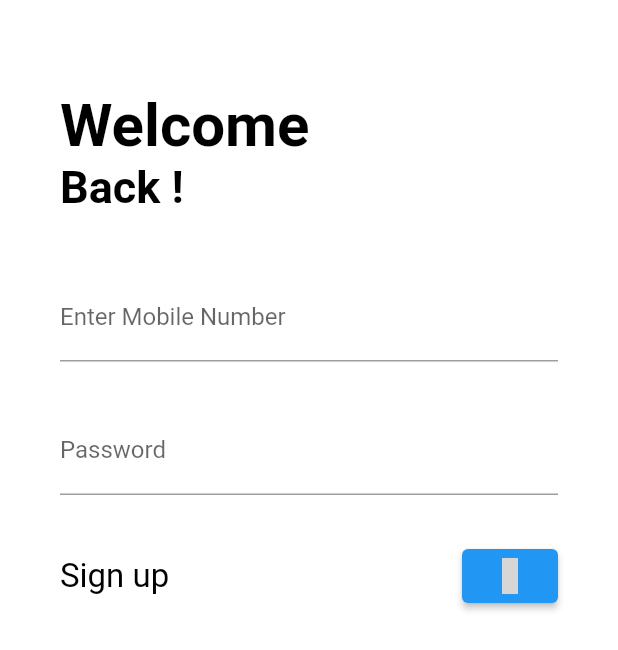
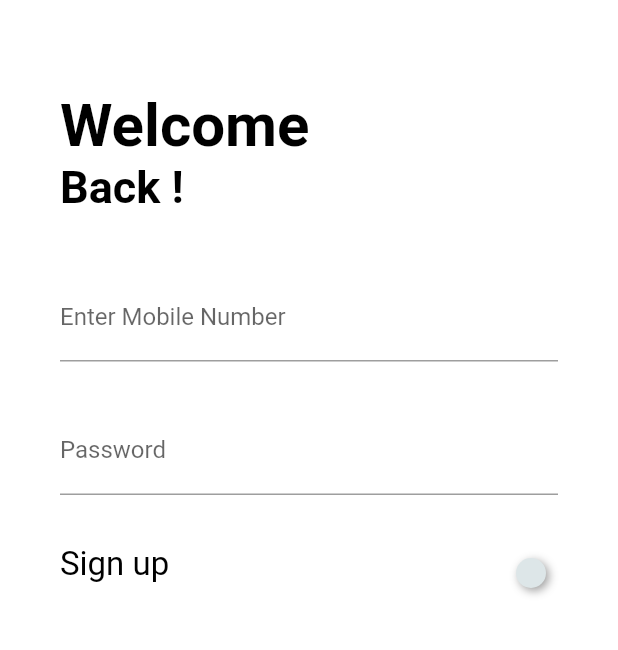
Before and after one commit to pawan-kumawat/malik-matka, a Flutter app: the screen it shows after launch, on a phone screen of 412 x 824 dp. Shown: the top 650 px of the screen. Run offline on Flutter 3.47's test engine with Material 2 defaults, Android fonts, the phone set to English and light mode, and no system bars; drawn by our look-alikes of flutter_neumorphic; our stand-ins replace floating_bottom_navigation_bar, google_fonts, iconsax; grey boxes are pictures that could not be loaded.

Commit message:
login page done

```diff
--- a/lib/login.dart
+++ b/lib/login.dart
@@ -2,6 +2,9 @@
 
 import 'package:flutter/material.dart';
 import 'package:iconsax/iconsax.dart';
+import 'package:malik_matka/main.dart';
+import 'package:flutter_neumorphic/flutter_neumorphic.dart';
+
 
 class MyLogin extends StatefulWidget {
   const MyLogin({Key? key}) : super(key: key);
@@ -12,6 +15,7 @@ class MyLogin extends StatefulWidget {
 
 class _MyLoginState extends State<MyLogin> {
   final formkey = GlobalKey<FormState>();
+  final snackBar = GlobalKey<FormState>();
   String name="";
   @override
   Widget build(BuildContext context) {
@@ -38,7 +42,7 @@ class _MyLoginState extends State<MyLogin> {
                   labelText: "Enter Mobile Number"
                 ),
                 validator: (value){
-                  if(value!.isEmpty ||RegExp(r'^[+]*[(]{0,1}[0-9]{1,4}[)]{0,1}[-\s\./0-9]+$').hasMatch(value)){
+                  if(value!.isEmpty ||RegExp(r'^[0-9]{0-10}+$').hasMatch(value)){
                     return "Enter Correct Mobile Number";
                   }else{
                     return null;
@@ -66,15 +70,18 @@ class _MyLoginState extends State<MyLogin> {
                 mainAxisAlignment: MainAxisAlignment.spaceBetween,
                 children: [
                   Text("Sign up",style: TextStyle(fontSize: 22,color: Colors.black),),
-                  ElevatedButton(onPressed: (){
-
+                  NeumorphicButton(
+                    margin: EdgeInsets.only(top: 12),
+                    onPressed: (){
                     if(formkey.currentState!.validate()){
 
                       final snackBar = SnackBar(content: Text("Submitting form"));
                     }
-                    Navigator.pushNamed(context, 'home');
-      },child: Icon (Iconsax.arrow_right),
-
+                    },
+                    style: NeumorphicStyle(
+                      shape: NeumorphicShape.flat,
+                      boxShape: NeumorphicBoxShape.circle(),
+                    ),
                   )
                 ],
               )
--- a/pubspec.yaml
+++ b/pubspec.yaml
@@ -29,6 +29,7 @@ environment:
 dependencies:
   flutter:
     sdk: flutter
+  flutter_neumorphic: ^3.2.0
 
 
   # The following adds the Cupertino Icons font to your application.
```
Also changed, not shown: pubspec.lock.
